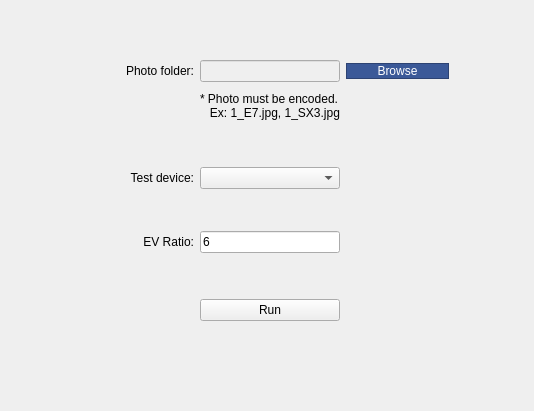
Before: the Qt Designer form NTU/Chou/newUI.ui in YuTing-Fang1999/FIH-tool, drawn with Qt 5.
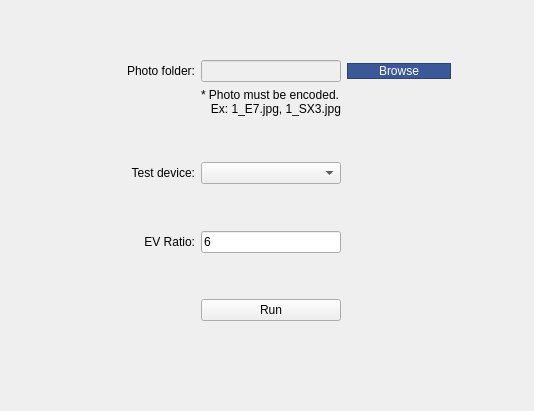
After: the same form once the commit is applied.

Patch:
```diff
--- a/NTU/Chou/newUI.ui
+++ b/NTU/Chou/newUI.ui
@@ -21,11 +21,14 @@
     <rect>
      <x>90</x>
      <y>60</y>
-     <width>359</width>
+     <width>361</width>
      <height>261</height>
     </rect>
    </property>
-   <layout class="QGridLayout" name="gridLayout" rowstretch="2,2,2,2,2,0,0,0" rowminimumheight="2,2,2,2,2,0,0,0">
+   <layout class="QGridLayout" name="gridLayout" rowstretch="0,0,0,0,0,0,0,0" rowminimumheight="0,0,0,0,0,0,0,0">
+    <property name="sizeConstraint">
+     <enum>QLayout::SetDefaultConstraint</enum>
+    </property>
     <property name="verticalSpacing">
      <number>-1</number>
     </property>
```
